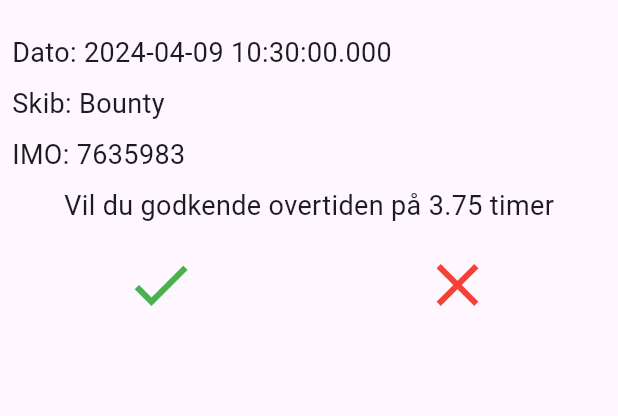
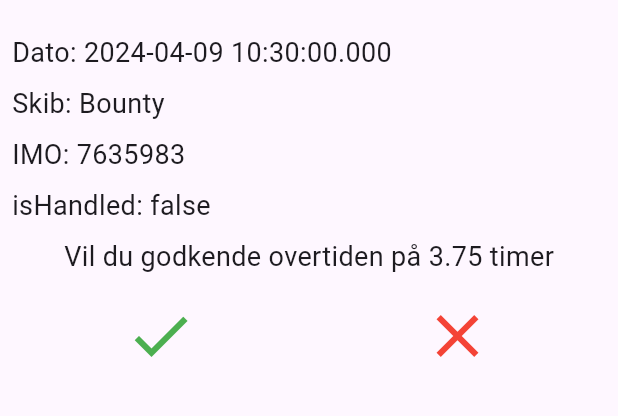
Before and after one commit to rasmusmedj/lodseriet, a Flutter app: the screen it shows after launch, after a tap on an icon or button, on a phone screen of 412 x 824 dp, the part 63-479 px from its top. Run offline on Flutter 3.47's test engine with Material 3 defaults, Android fonts, the phone set to English and light mode, and no system bars; our stand-ins replace flutter_riverpod.

Commit message:
tried to add provider to update data in memory. Still WIP

```diff
--- /dev/null
+++ b/lib/job_provider.dart
@@ -0,0 +1,18 @@
+import 'package:flutter_riverpod/flutter_riverpod.dart';
+import 'package:lodseriet/data/dummy_data.dart';
+import 'package:lodseriet/models/pilot_job.dart';
+
+final jobListProvider =
+      StateNotifierProvider<JobProvider, List<PilotJob>>((ref) {
+    return JobProvider(dummyData);
+  });
+
+class JobProvider extends StateNotifier<List<PilotJob>> {
+  JobProvider(super.state);
+
+  void handleJob(PilotJob job) {
+    job.isHandled = !job.isHandled;
+    state = [...state];
+    print("object");
+  }
+}
--- a/lib/main.dart
+++ b/lib/main.dart
@@ -1,9 +1,14 @@
 import 'package:flutter/material.dart';
+import 'package:flutter_riverpod/flutter_riverpod.dart';
 import 'package:lodseriet/data/dummy_data.dart';
-import 'package:lodseriet/screens/overview.dart';
+import 'package:lodseriet/screens/overview_screen.dart';
 
 void main() {
-  runApp(MyApp());
+  runApp(
+    const ProviderScope(
+      child: MyApp(),
+    ),
+  );
 }
 
 class MyApp extends StatelessWidget {
@@ -13,7 +18,7 @@ class MyApp extends StatelessWidget {
     return MaterialApp(
       title: 'Pilot Jobs',
       // theme: ThemeData.dark(), // Sets the dark theme
-      home: Overview(jobs: dummyData),
+      home: Overview(),
     );
   }
 }
--- a/lib/screens/job_detail.dart
+++ /dev/null
@@ -1,57 +0,0 @@
-import 'package:flutter/material.dart';
-import 'package:lodseriet/models/pilot_job.dart';
-
-class JobDetailScreen extends StatelessWidget {
-  final PilotJob job;
-
-  const JobDetailScreen({super.key, required this.job});
-
-  @override
-  Widget build(BuildContext context) {
-    return Scaffold(
-      appBar: AppBar(
-        title: const Text('Overtid'), // The title from your wireframe
-      ),
-      body: Padding(
-        padding: const EdgeInsets.all(8.0),
-        child: Column(
-          crossAxisAlignment: CrossAxisAlignment.start,
-          children: [
-            Text('Dato: ${job.startDate.toString()}', style: const TextStyle(fontSize: 18)),
-            const SizedBox(height: 8),
-            Text('Skib: ${job.shipName}', style: const TextStyle(fontSize: 18)),
-            const SizedBox(height: 8),
-            Text('IMO: ${job.imoNumber}', style: const TextStyle(fontSize: 18)),
-            const SizedBox(height: 8),
-            Row(
-              mainAxisAlignment: MainAxisAlignment.spaceEvenly,
-              children: [
-                Text('Vil du godkende overtiden på ${job.surplusHours} timer', style: const TextStyle(fontSize: 18)),
-              ],
-            ),
-            const SizedBox(height: 8),
-            Center(
-              child: Row(
-                mainAxisAlignment: MainAxisAlignment.spaceAround,
-                children: [
-                  IconButton(
-                    icon: const Icon(Icons.check, color: Colors.green, size: 48),
-                    onPressed: () {
-                      // Handle the check (isHandled) action
-                    },
-                  ),
-                  IconButton(
-                    icon: const Icon(Icons.close, color: Colors.red, size: 48),
-                    onPressed: () {
-                      // Handle the close action
-                    },
-                  ),
-                ],
-              ),
-            ),
-          ],
-        ),
-      ),
-    );
-  }
-}
--- /dev/null
+++ b/lib/screens/job_detail_screen.dart
@@ -0,0 +1,71 @@
+import 'package:flutter/material.dart';
+import 'package:lodseriet/models/pilot_job.dart';
+import 'package:flutter_riverpod/flutter_riverpod.dart';
+
+class JobDetailScreen extends StatelessWidget {
+  final PilotJob job;
+  final Function() handleJob;
+
+  const JobDetailScreen({super.key, required this.job, required this.handleJob});
+
+  @override
+  Widget build(BuildContext context) {
+    return Scaffold(
+      appBar: AppBar(
+        title: const Text('Overtid'),
+      ),
+      body: Padding(
+        padding: const EdgeInsets.all(8.0),
+        child: Column(
+          crossAxisAlignment: CrossAxisAlignment.start,
+          children: [
+            Text('Dato: ${job.startDate.toString()}',
+                style: const TextStyle(fontSize: 18)),
+            const SizedBox(height: 8),
+            Text('Skib: ${job.shipName}',
+                style: const TextStyle(fontSize: 18)),
+            const SizedBox(height: 8),
+            Text('IMO: ${job.imoNumber}',
+                style: const TextStyle(fontSize: 18)),
+            const SizedBox(height: 8),
+            Text('isHandled: ${job.isHandled.toString()}',
+                style: const TextStyle(fontSize: 18)),
+            const SizedBox(height: 8),
+            Row(
+              mainAxisAlignment: MainAxisAlignment.spaceEvenly,
+              children: [
+                Text(
+                    'Vil du godkende overtiden på ${job.surplusHours} timer',
+                    style: const TextStyle(fontSize: 18)),
+              ],
+            ),
+            const SizedBox(height: 8),
+            Center(
+              child: Row(
+                mainAxisAlignment: MainAxisAlignment.spaceAround,
+                children: [
+                  IconButton(
+                    icon: Icon(
+                      Icons.check,
+                      color: job.isHandled ? Colors.green : Colors.green,
+                      size: 48,
+                    ),
+                    onPressed: () => handleJob, // Toggle the status when pressed
+                  ),
+                  IconButton(
+                    icon: Icon(
+                      Icons.close,
+                      color: !job.isHandled ? Colors.red : Colors.red,
+                      size: 48,
+                    ),
+                    onPressed: () => handleJob, // Toggle the status when pressed
+                  ),
+                ],
+              ),
+            ),
+          ],
+        ),
+      ),
+    );
+  }
+}
--- a/lib/screens/overview.dart
+++ b/lib/screens/overview_screen.dart
@@ -3,9 +3,8 @@ import 'package:lodseriet/models/pilot_job.dart';
 import 'package:lodseriet/widgets/job_list_widget.dart';
 
 class Overview extends StatelessWidget {
-  final List<PilotJob> jobs;
 
-  const Overview({super.key, required this.jobs});
+  const Overview({super.key});
 
 
   @override
@@ -14,7 +13,7 @@ class Overview extends StatelessWidget {
       appBar: AppBar(
         title: const Text('Overtid'),
       ),
-      body: PilotJobListWidget(jobs: jobs),
+      body: PilotJobListWidget(),
     );
   }
 }
--- a/lib/widgets/job_list_widget.dart
+++ b/lib/widgets/job_list_widget.dart
@@ -1,12 +1,17 @@
 import 'package:flutter/material.dart';
+import 'package:flutter_riverpod/flutter_riverpod.dart';
+import 'package:lodseriet/job_provider.dart';
 import 'package:lodseriet/widgets/pilot_job_widget.dart';
 import 'package:lodseriet/models/pilot_job.dart';
 
-class PilotJobListWidget extends StatelessWidget {
-  final List<PilotJob> jobs;
+class PilotJobListWidget extends ConsumerStatefulWidget {
+  const PilotJobListWidget({super.key});
 
-  const PilotJobListWidget({super.key, required this.jobs});
+  @override
+  _PilotJobListWidgetState createState() => _PilotJobListWidgetState();
+}
 
+class _PilotJobListWidgetState extends ConsumerState<PilotJobListWidget> {
   Widget _buildTableHeader() {
     return Table(
       columnWidths: const {
@@ -52,6 +57,7 @@ class PilotJobListWidget extends StatelessWidget {
 
   @override
   Widget build(BuildContext context) {
+    final jobs = ref.watch(jobListProvider);
     return Column(
       crossAxisAlignment: CrossAxisAlignment.stretch,
       children: [
@@ -64,7 +70,14 @@ class PilotJobListWidget extends StatelessWidget {
             itemBuilder: (context, index) {
               return Column(
                 children: [
-                  PilotJobWidget(job: jobs[index],),
+                  PilotJobWidget(
+                    job: jobs[index],
+                    handleJob:
+                    () => print("object")
+                        // () => ref.read(jobListProvider.notifier).handleJob(jobs[index])
+                      // ref.read(jobListProvider.notifier).handleJob(jobs[index]);
+                    ,
+                  ),
                   const Divider(
                       height: 1, color: Colors.grey), // Dividers between rows
                 ],
--- a/lib/widgets/pilot_job_widget.dart
+++ b/lib/widgets/pilot_job_widget.dart
@@ -1,12 +1,14 @@
 import 'package:flutter/material.dart';
 import 'package:intl/intl.dart';
 import 'package:lodseriet/models/pilot_job.dart';
-import 'package:lodseriet/screens/job_detail.dart';
+import 'package:lodseriet/screens/job_detail_screen.dart';
 
 class PilotJobWidget extends StatelessWidget {
   final PilotJob job;
+  final Function() handleJob;
 
-  const PilotJobWidget({super.key, required this.job});
+  const PilotJobWidget(
+      {super.key, required this.job, required this.handleJob});
 
   @override
   Widget build(BuildContext context) {
@@ -17,7 +19,10 @@ class PilotJobWidget extends StatelessWidget {
       onTap: () {
         Navigator.of(context).push(
           MaterialPageRoute(
-            builder: (context) => JobDetailScreen(job: job),
+            builder: (context) => JobDetailScreen(
+              job: job,
+              handleJob: handleJob,
+            ),
           ),
         );
       },
@@ -25,9 +30,9 @@ class PilotJobWidget extends StatelessWidget {
         columnWidths: const {
           0: FlexColumnWidth(2),
           1: FlexColumnWidth(3),
-          2: FixedColumnWidth(80), // Sync width with header
-          3: FixedColumnWidth(64), // Sync width with header
-          4: FixedColumnWidth(40), // Sync width with header
+          2: FixedColumnWidth(80),
+          3: FixedColumnWidth(64),
+          4: FixedColumnWidth(40),
         },
         border: TableBorder.symmetric(
           inside: BorderSide(
@@ -38,12 +43,12 @@ class PilotJobWidget extends StatelessWidget {
           TableRow(
             children: [
               Padding(
-                padding: const EdgeInsets.all(8.0),
+                padding: const EdgeInsets.symmetric(vertical: 50),
                 child:
                     Text(formattedDate, style: const TextStyle(fontSize: 16)),
               ),
               Padding(
-                padding: const EdgeInsets.all(8.0),
+                padding: const EdgeInsets.symmetric(vertical: 50),
                 child: Text(
                   job.shipName.length > 10
                       ? '${job.shipName.substring(0, 12)}...'
@@ -52,24 +57,26 @@ class PilotJobWidget extends StatelessWidget {
                 ),
               ),
               Padding(
-                padding: const EdgeInsets.all(0),
+                padding: const EdgeInsets.symmetric(vertical: 50),
                 child: Text(
                   job.imoNumber.toString(),
                   style: const TextStyle(fontSize: 16),
                 ),
               ),
               Padding(
-                padding: const EdgeInsets.all(8.0),
+                padding: const EdgeInsets.symmetric(vertical: 50),
                 child: Text(
                   '${job.surplusHours}',
                   style: const TextStyle(fontSize: 16),
                 ),
               ),
               Padding(
-                padding: const EdgeInsets.all(8.0),
+                padding: const EdgeInsets.symmetric(vertical: 50),
                 child: Icon(
-                  job.isHandled ? Icons.check : Icons.check_box_outline_blank,
-                  color: job.isHandled ? Colors.green : Colors.red,
+                  job.isHandled
+                      ? Icons.check_box_rounded
+                      : Icons.check_box_outline_blank,
+                  color: job.isHandled ? Colors.green : Colors.grey,
                 ),
               ),
             ],
--- a/pubspec.yaml
+++ b/pubspec.yaml
@@ -9,6 +9,7 @@ environment:
 dependencies:
   flutter:
     sdk: flutter
+  flutter_riverpod: ^2.5.1
   intl: ^0.19.0
 
 dev_dependencies:
```
Also changed, not shown: pubspec.lock.
